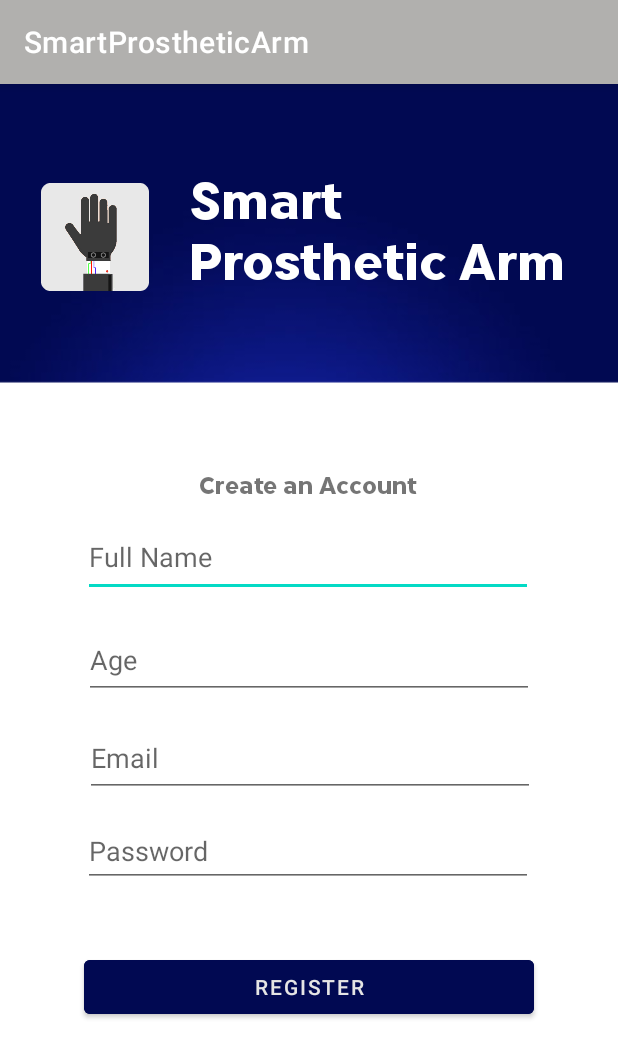
After one commit to KevinSantizo2533/SmartProstheticArm, an Android app: the RegisterActivity screen opened directly, with no data from a screen before it, on a phone screen of 412 x 824 dp. The commit adds this screen. Shown: the top 1058 px of the screen. Run offline under Robolectric (Android 15) with nearby library versions, the phone set to English and light mode, and no system bars.

Commit message:
Created RegisterActivity and Layout - Added 4 Text fields (Name, Age, Email and Password) - Added Register button - Changed background - Added "companycolour" darkblue - Added Textviews - Added App logo to layout - Added new text font "tripleta_font"

```diff
--- a/SmartProstheticArm/src/main/AndroidManifest.xml
+++ b/SmartProstheticArm/src/main/AndroidManifest.xml
@@ -10,6 +10,9 @@
         android:supportsRtl="true"
         android:theme="@style/Theme.SmartProstheticArm">
         <activity
+            android:name=".RegisterActivity"
+            android:exported="true" />
+        <activity
             android:name=".MainActivity"
             android:label="@string/app_name">
             <intent-filter>
--- /dev/null
+++ b/SmartProstheticArm/src/main/java/ca/kash/it/smartprostheticarm/RegisterActivity.java
@@ -0,0 +1,14 @@
+package ca.kash.it.smartprostheticarm;
+
+import androidx.appcompat.app.AppCompatActivity;
+
+import android.os.Bundle;
+
+public class RegisterActivity extends AppCompatActivity {
+
+    @Override
+    protected void onCreate(Bundle savedInstanceState) {
+        super.onCreate(savedInstanceState);
+        setContentView(R.layout.activity_register);
+    }
+}
--- /dev/null
+++ b/SmartProstheticArm/src/main/res/layout/activity_register.xml
@@ -0,0 +1,122 @@
+<?xml version="1.0" encoding="utf-8"?>
+<androidx.constraintlayout.widget.ConstraintLayout xmlns:android="http://schemas.android.com/apk/res/android"
+    xmlns:app="http://schemas.android.com/apk/res-auto"
+    xmlns:tools="http://schemas.android.com/tools"
+    android:layout_width="match_parent"
+    android:layout_height="match_parent"
+    android:background="@drawable/sensors_back"
+    tools:context=".RegisterActivity">
+
+    <TextView
+        android:id="@+id/textView"
+        android:layout_width="270dp"
+        android:layout_height="81dp"
+        android:fontFamily="@font/tripleta_font"
+        android:text="Smart Prosthetic Arm"
+        android:textColor="#FFFFFF"
+        android:textSize="34sp"
+        app:layout_constraintBottom_toBottomOf="parent"
+        app:layout_constraintEnd_toEndOf="parent"
+        app:layout_constraintHorizontal_bias="0.886"
+        app:layout_constraintStart_toStartOf="parent"
+        app:layout_constraintTop_toTopOf="parent"
+        app:layout_constraintVertical_bias="0.083" />
+
+    <ImageView
+        android:id="@+id/imageView"
+        android:layout_width="wrap_content"
+        android:layout_height="wrap_content"
+        app:layout_constraintBottom_toBottomOf="parent"
+        app:layout_constraintEnd_toStartOf="@+id/textView"
+        app:layout_constraintHorizontal_bias="0.509"
+        app:layout_constraintStart_toStartOf="parent"
+        app:layout_constraintTop_toTopOf="parent"
+        app:layout_constraintVertical_bias="0.095"
+        app:srcCompat="@mipmap/ic_launcher_round" />
+
+    <EditText
+        android:id="@+id/editTextTextPersonName"
+        android:layout_width="300dp"
+        android:layout_height="53dp"
+        android:ems="10"
+        android:hint="Full Name"
+        android:inputType="textPersonName"
+        android:minHeight="48dp"
+        app:layout_constraintBottom_toBottomOf="parent"
+        app:layout_constraintEnd_toEndOf="parent"
+        app:layout_constraintHorizontal_bias="0.497"
+        app:layout_constraintStart_toStartOf="parent"
+        app:layout_constraintTop_toTopOf="parent"
+        app:layout_constraintVertical_bias="0.404" />
+
+    <EditText
+        android:id="@+id/editTextNumber"
+        android:layout_width="300dp"
+        android:layout_height="52dp"
+        android:ems="10"
+        android:hint="Age"
+        android:inputType="number"
+        android:minHeight="48dp"
+        app:layout_constraintBottom_toBottomOf="parent"
+        app:layout_constraintEnd_toEndOf="parent"
+        app:layout_constraintStart_toStartOf="parent"
+        app:layout_constraintTop_toTopOf="parent" />
+
+    <EditText
+        android:id="@+id/editTextTextEmailAddress"
+        android:layout_width="300dp"
+        android:layout_height="52dp"
+        android:ems="10"
+        android:hint="Email"
+        android:inputType="textEmailAddress"
+        android:minHeight="48dp"
+        app:layout_constraintBottom_toBottomOf="parent"
+        app:layout_constraintEnd_toEndOf="parent"
+        app:layout_constraintHorizontal_bias="0.504"
+        app:layout_constraintStart_toStartOf="parent"
+        app:layout_constraintTop_toTopOf="parent"
+        app:layout_constraintVertical_bias="0.591" />
+
+    <EditText
+        android:id="@+id/editTextTextPassword"
+        android:layout_width="300dp"
+        android:layout_height="wrap_content"
+        android:ems="10"
+        android:hint="Password"
+        android:inputType="textPassword"
+        android:minHeight="48dp"
+        app:layout_constraintBottom_toBottomOf="parent"
+        app:layout_constraintEnd_toEndOf="parent"
+        app:layout_constraintHorizontal_bias="0.495"
+        app:layout_constraintStart_toStartOf="parent"
+        app:layout_constraintTop_toTopOf="parent"
+        app:layout_constraintVertical_bias="0.677" />
+
+    <Button
+        android:id="@+id/button"
+        android:layout_width="300dp"
+        android:layout_height="wrap_content"
+        android:backgroundTint="@color/companyblue"
+        android:text="Register"
+        app:layout_constraintBottom_toBottomOf="parent"
+        app:layout_constraintEnd_toEndOf="parent"
+        app:layout_constraintHorizontal_bias="0.498"
+        app:layout_constraintStart_toStartOf="parent"
+        app:layout_constraintTop_toTopOf="parent"
+        app:layout_constraintVertical_bias="0.803" />
+
+    <TextView
+        android:id="@+id/textView2"
+        android:layout_width="wrap_content"
+        android:layout_height="wrap_content"
+        android:fontFamily="@font/tripleta_font"
+        android:text="Create an Account"
+        android:textSize="16sp"
+        android:textStyle="bold"
+        app:layout_constraintBottom_toBottomOf="parent"
+        app:layout_constraintEnd_toEndOf="parent"
+        app:layout_constraintHorizontal_bias="0.498"
+        app:layout_constraintStart_toStartOf="parent"
+        app:layout_constraintTop_toTopOf="parent"
+        app:layout_constraintVertical_bias="0.344" />
+</androidx.constraintlayout.widget.ConstraintLayout>
--- a/SmartProstheticArm/src/main/res/values/colors.xml
+++ b/SmartProstheticArm/src/main/res/values/colors.xml
@@ -11,4 +11,5 @@
     <color name="light_green">#D5ECC2</color>
     <color name="light_blue">#98DDCA</color>
     <color name="grey">#b1b0ae</color>
+    <color name="companyblue">#010952</color>
 </resources>
```
Also changed, not shown: SmartProstheticArm/src/main/res/font/tripleta_font.ttf (added).
